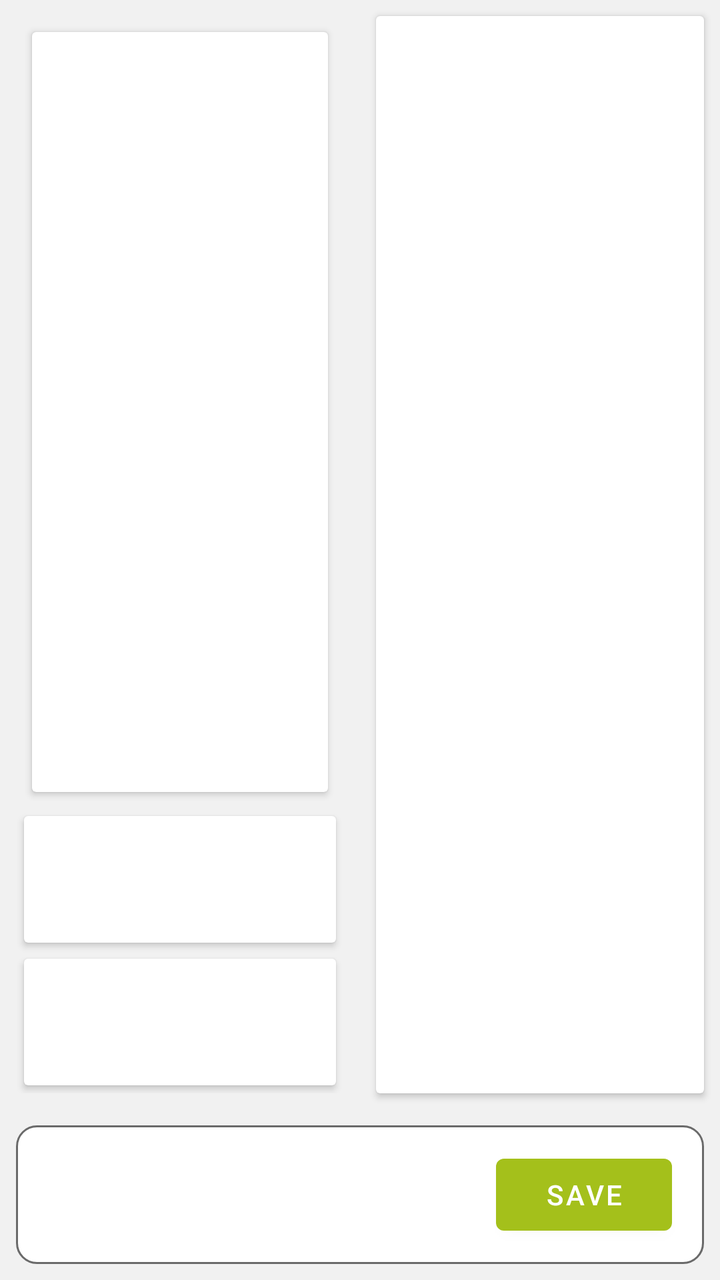
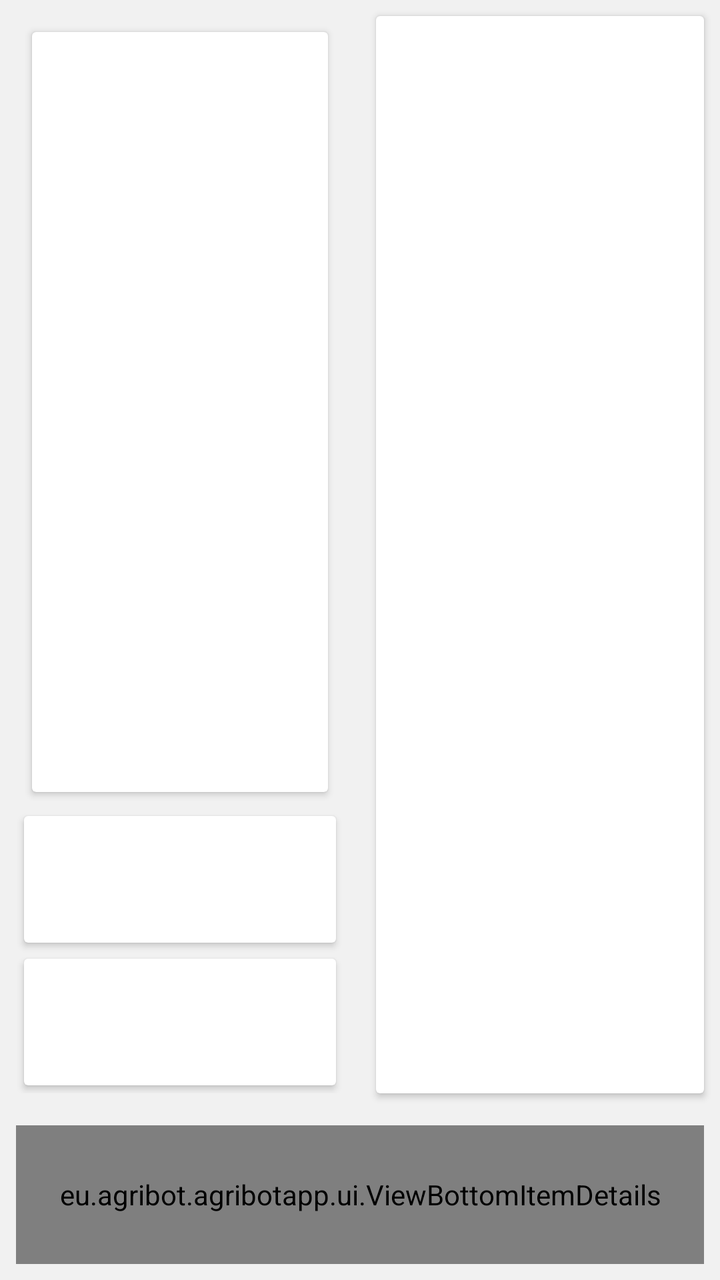

The first picture is an Android layout as it rendered before a commit; the second is the same layout after the commit. The layout source and the unified diff follow.
<!-- AndroidManifest.xml: application theme AppTheme -->
<!-- res/layout/fragment_tool_management_params.xml -->
<?xml version="1.0" encoding="utf-8"?>
<layout xmlns:android="http://schemas.android.com/apk/res/android"
    xmlns:app="http://schemas.android.com/apk/res-auto">

    <data>

        <variable
            name="viewModel"
            type="eu.agribot.agribotapp.ui.fragment.toolmanagement.toolparameters.ToolParamsViewModel" />
    </data>


    <LinearLayout
        android:layout_width="match_parent"
        android:layout_height="match_parent"
        android:background="@color/background_gray"
        android:orientation="vertical">

        <LinearLayout
            android:layout_width="match_parent"
            android:layout_height="0dp"
            android:layout_weight="4"
            android:background="@color/background_gray"
            android:orientation="horizontal">


            <LinearLayout
                android:layout_width="0dp"
                android:layout_height="match_parent"
                android:layout_margin="@dimen/margin_medium"
                android:layout_weight="1"
                android:orientation="vertical">


                <androidx.cardview.widget.CardView
                    android:layout_width="match_parent"
                    android:layout_height="0dp"
                    android:layout_margin="@dimen/margin_medium"
                    android:layout_weight="3">

                    <ImageView
                        android:id="@+id/params_tool_photo"
                        android:layout_width="match_parent"
                        android:layout_height="match_parent" />

                </androidx.cardview.widget.CardView>


                <androidx.cardview.widget.CardView
                    android:layout_width="match_parent"
                    android:layout_height="0dp"
                    android:layout_margin="@dimen/margin_small"
                    android:layout_weight="0.5"
                    android:background="@drawable/rounded_corner_layout"
                    android:gravity="end"
                    android:orientation="horizontal">


                    <TextView
                        android:layout_width="wrap_content"
                        android:layout_height="wrap_content"
                        android:layout_marginStart="@dimen/margin_xxlarge"
                        android:gravity="center"
                        android:textSize="@dimen/text_size_xlarge"
                        android:text="@{viewModel.toolName}"
                        app:layout_constraintBottom_toBottomOf="parent"
                        app:layout_constraintStart_toStartOf="parent"
                        app:layout_constraintTop_toTopOf="parent" />

                </androidx.cardview.widget.CardView>


                <androidx.cardview.widget.CardView
                    android:layout_width="match_parent"
                    android:layout_height="0dp"
                    android:layout_margin="@dimen/margin_small"
                    android:layout_weight="0.5"
                    android:background="@drawable/rounded_corner_layout"
                    android:gravity="end"
                    android:orientation="horizontal">


                    <TextView
                        android:layout_width="wrap_content"
                        android:layout_height="wrap_content"
                        android:layout_marginStart="@dimen/margin_xxlarge"
                        android:gravity="center"
                        android:textSize="@dimen/text_size_xlarge"
                        android:text="@{viewModel.toolRfidTag}"

                        app:layout_constraintBottom_toBottomOf="parent"
                        app:layout_constraintStart_toStartOf="parent"
                        app:layout_constraintTop_toTopOf="parent" />

                </androidx.cardview.widget.CardView>


            </LinearLayout>


            <androidx.cardview.widget.CardView
                android:layout_width="0dp"
                android:layout_height="match_parent"
                android:layout_margin="@dimen/margin_medium"
                android:layout_weight="1">


                <androidx.recyclerview.widget.RecyclerView
                    android:id="@+id/params_recycler"
                    android:layout_width="match_parent"
                    android:layout_height="match_parent"
                    android:layout_margin="@dimen/margin_medium" />


            </androidx.cardview.widget.CardView>


        </LinearLayout>


        <androidx.constraintlayout.widget.ConstraintLayout
            android:layout_width="match_parent"
            android:layout_height="0dp"
            android:layout_margin="@dimen/margin_medium"
            android:layout_weight="0.5"
            android:background="@drawable/rounded_corner_layout"
            android:gravity="end"
            android:orientation="horizontal">


            <com.google.android.material.button.MaterialButton
                android:id="@+id/right_button"
                android:layout_width="wrap_content"
                android:layout_height="wrap_content"
                android:layout_marginEnd="@dimen/margin_large"
                android:onClick="@{()-> viewModel.sendToolData()}"
                android:text="@string/button_save"
                app:layout_constraintBottom_toBottomOf="parent"
                app:layout_constraintEnd_toEndOf="parent"
                app:layout_constraintTop_toTopOf="parent" />

        </androidx.constraintlayout.widget.ConstraintLayout>

    </LinearLayout>


</layout>
<!-- resources referenced by this layout -->
<resources>
  <color name="background_gray">#f1f1f1</color>
  <dimen name="margin_large">16dp</dimen>
  <dimen name="margin_medium">8dp</dimen>
  <dimen name="margin_small">4dp</dimen>
  <dimen name="margin_xxlarge">32dp</dimen>
  <dimen name="text_size_xlarge">20sp</dimen>
  <!-- drawable rounded_corner_layout (drawable) -->
  <?xml version="1.0" encoding="utf-8"?>
  <shape xmlns:android="http://schemas.android.com/apk/res/android">
  
      <solid android:color="@android:color/white"/>
      <corners android:radius="10dp"/>
      <stroke
          android:width="1dp"
          android:color="@color/gray" />
  
  </shape>
  <string name="button_save">SAVE</string>
  <style name="AppTheme" parent="Theme.MaterialComponents.Light.DarkActionBar">
          
          <item name="colorPrimary">@color/colorPrimary</item>
          <item name="colorPrimaryDark">@color/colorPrimaryDark</item>
          <item name="colorAccent">@color/colorAccent</item>
      </style>
  <color name="gray">#6A6A6A</color>
  <color name="colorPrimary">@color/base_green</color>
  <color name="colorPrimaryDark">@color/base_green_darker</color>
  <color name="colorAccent">@color/gray</color>
  <color name="base_green">#a4c01b</color>
  <color name="base_green_darker">#839915</color>
</resources>

<!-- the commit's change to res/layout/fragment_tool_management_params.xml (unified diff, before → after) -->
@@ -128,16 +128,9 @@
             android:orientation="horizontal">
 
 
-            <com.google.android.material.button.MaterialButton
-                android:id="@+id/right_button"
-                android:layout_width="wrap_content"
-                android:layout_height="wrap_content"
-                android:layout_marginEnd="@dimen/margin_large"
-                android:onClick="@{()-> viewModel.sendToolData()}"
-                android:text="@string/button_save"
-                app:layout_constraintBottom_toBottomOf="parent"
-                app:layout_constraintEnd_toEndOf="parent"
-                app:layout_constraintTop_toTopOf="parent" />
+            <eu.agribot.agribotapp.ui.ViewBottomItemDetails
+                android:layout_width="match_parent"
+                android:layout_height="match_parent" />
 
         </androidx.constraintlayout.widget.ConstraintLayout>
 
<!-- resource entries referenced after the edit -->
@@ -1,7 +1,6 @@
 <!-- resources referenced by this layout -->
 <resources>
   <color name="background_gray">#f1f1f1</color>
-  <dimen name="margin_large">16dp</dimen>
   <dimen name="margin_medium">8dp</dimen>
   <dimen name="margin_small">4dp</dimen>
   <dimen name="margin_xxlarge">32dp</dimen>
@@ -17,7 +16,6 @@
           android:color="@color/gray" />
   
   </shape>
-  <string name="button_save">SAVE</string>
   <style name="AppTheme" parent="Theme.MaterialComponents.Light.DarkActionBar">
           
           <item name="colorPrimary">@color/colorPrimary</item>
